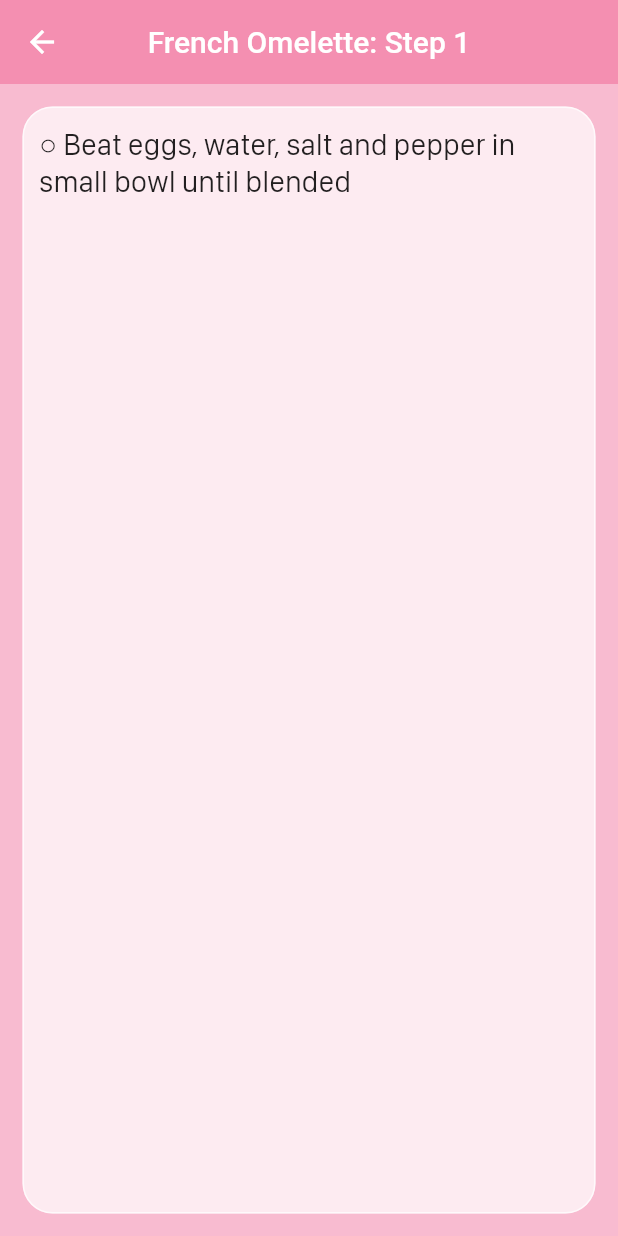
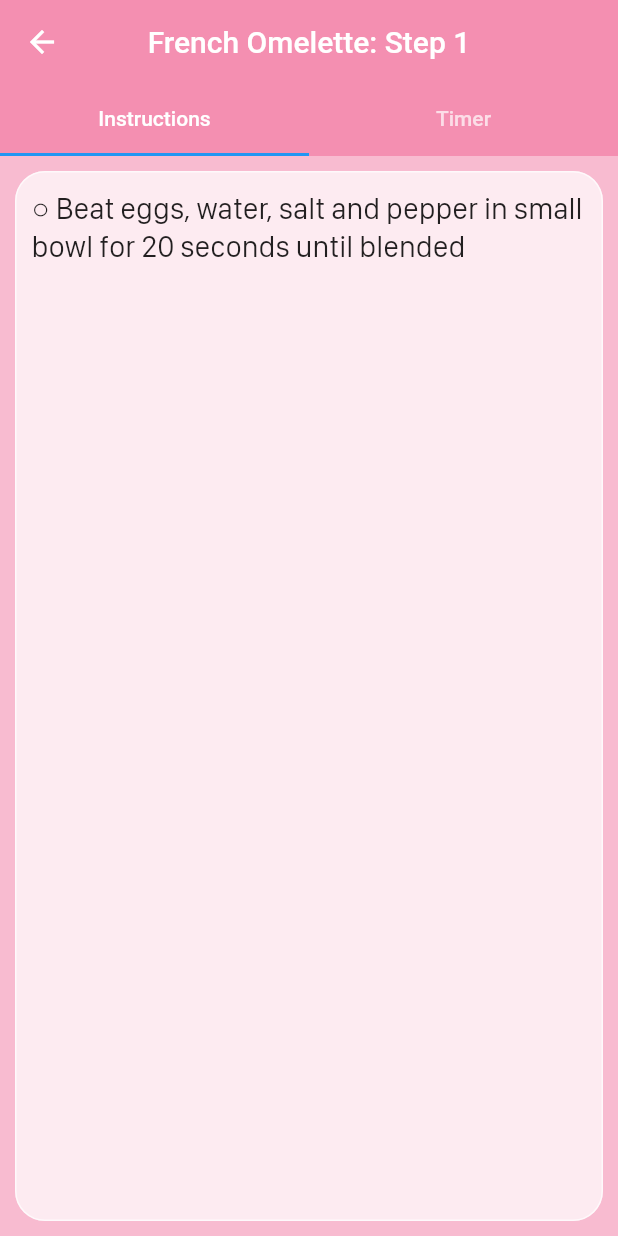
Before and after one commit to aizatazhar/RecipeMine, a Flutter app: the Step1 screen opened by its route, on a phone screen of 412 x 824 dp. Run offline on Flutter 3.47's test engine with Material 2 defaults, Android fonts, the phone set to English and light mode, and no system bars; our stand-ins replace numberpicker; missing offline and left inert: countdown_flutter, flappy_search_bar; statements that could not run were skipped; project files that could hold a hidden picture were left out.

Commit message:
RecipeMine v1

```diff
--- a/lib/main.dart
+++ b/lib/main.dart
@@ -1,6 +1,7 @@
 import 'package:flappy_search_bar/flappy_search_bar.dart';
 import 'package:flappy_search_bar/search_bar_style.dart';
 import 'package:flutter/material.dart';
+import 'package:recipemine/CustomeWidgets/TimerWidget.dart';
 import 'package:recipemine/pages/CookingAssistant.dart';
 import 'package:recipemine/pages/LoadingScreen.dart';
 import 'package:recipemine/pages/step1.dart';
@@ -23,6 +24,7 @@ void main() {
       '/ending' : (context) => Ending(),
       '/homePage': (context) => HomePage(),
       '/CookingAssistant': (context) => CookingAssistant(),
+      '/CountDown' : (context) => CountDown(),
 
 
 
--- a/lib/pages/ending.dart
+++ b/lib/pages/ending.dart
@@ -1,6 +1,6 @@
 import 'package:flutter/material.dart';
+class Ending extends StatelessWidget {
 
-class Ending extends StatelessWidget {
   Widget build(BuildContext context) {
     return Scaffold(
         backgroundColor: Colors.pink[100],
--- a/lib/pages/step1.dart
+++ b/lib/pages/step1.dart
@@ -1,18 +1,32 @@
 import 'package:flutter/material.dart';
-
+import 'package:recipemine/CustomeWidgets/TimerWidget.dart';
 class Step1 extends StatelessWidget {  @override
 Widget build(BuildContext context) {
-    return Scaffold(
+  return DefaultTabController(
+    length:2,
+    child: Scaffold(
         backgroundColor: Colors.pink[100],
         appBar: AppBar(
             backgroundColor: Colors.pink[200],
             title: Text('French Omelette: Step 1'),
             centerTitle: true,
             elevation: 0,
+            bottom: TabBar(
+              tabs: <Widget>[
+                Tab(
+                  text: 'Instructions',
                 ),
-        body: Container(
+                Tab(
+                  text: 'Timer',
+                ),
+              ],
+            )
+        ),
+        body: TabBarView(
+            children: [
+              Container(
                   child:Padding(
-                padding: EdgeInsets.all(15),
+                      padding: EdgeInsets.all(10),
                       child: Container(
                           decoration: BoxDecoration(
                               color:Colors.white70,
@@ -26,7 +40,7 @@ Widget build(BuildContext context) {
                           ListView(
                             padding: EdgeInsets.all(10),
                             children: <Widget>[
-                        Text('○ Beat eggs, water, salt and pepper in small bowl until blended\n',
+                              Text('○ Beat eggs, water, salt and pepper in small bowl for 20 seconds until blended\n',
                                   style: TextStyle(
                                     fontFamily: "SanFranciscoDisplay",
                                     fontSize: 20.0,
@@ -34,10 +48,19 @@ Widget build(BuildContext context) {
                                   )),
                             ],
                           )
-
                       )
                   )
-        )
+              ),
+              Container(
+                color: Colors.pink[75],
+                child: Container(
+                  child: Center(
+                    child: Alarm(),
+                  ),
+                ),
+              ),
+            ])
+    ),
   );
   }
 }
--- a/pubspec.yaml
+++ b/pubspec.yaml
@@ -24,6 +24,10 @@ dependencies:
   flutter:
     sdk: flutter
   flappy_search_bar: ^1.7.2
+  countdown_flutter: ^0.1.2
+  numberpicker: ^1.2.0
+
+
 
 
   # The following adds the Cupertino Icons font to your application.
```
Also changed, not shown: lib/pages/step2.dart (+31 -8 lines), lib/pages/step3.dart (+29 -6 lines), lib/pages/step4.dart (+29 -6 lines), pubspec.lock. Lines whose indentation alone changed are shown as unchanged.
